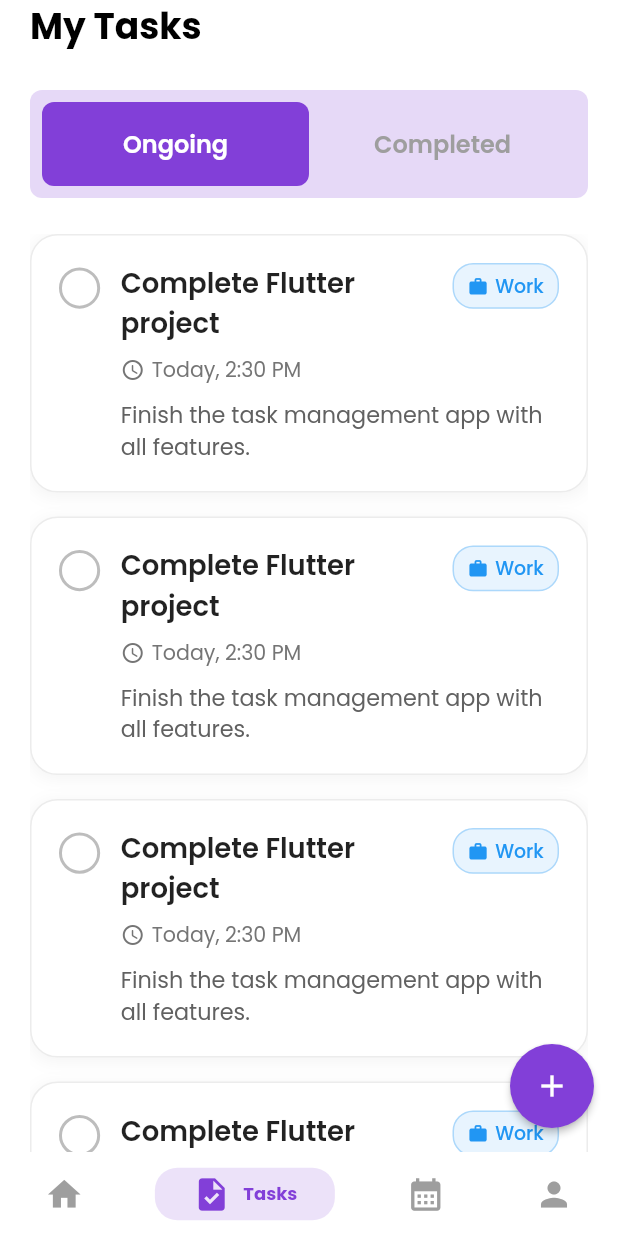
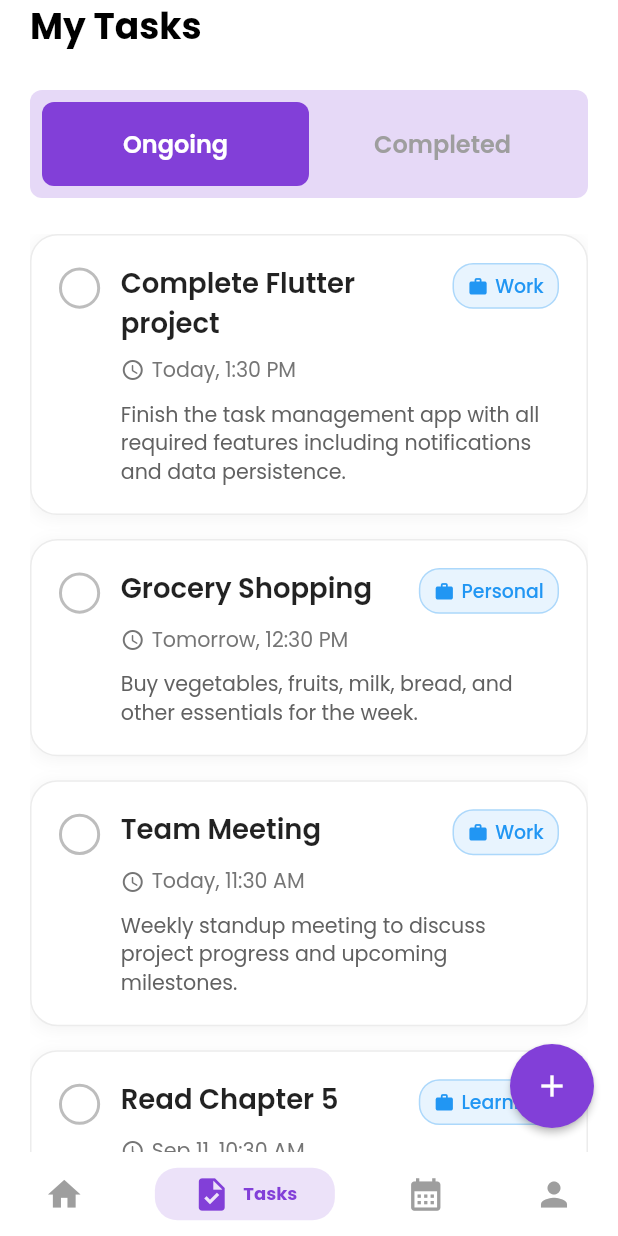
Before and after one commit to israelglory/mytodo, a Flutter app: the screen it shows after launch, item 2 of the bottom bar chosen, after a tap on "Complete Flutter project", on a phone screen of 412 x 824 dp. Run offline on Flutter 3.47's test engine with Material 3 defaults, Android fonts, the phone set to English and light mode, and no system bars; drawn by our look-alikes of overlay_support, persistent_bottom_nav_bar; our stand-ins replace carousel_slider, dio, firebase_core, firebase_messaging, flutter_screenutil, flutter_svg and 10 more; missing offline and left inert: local_auth_android, local_auth_darwin; accounts and stored records are empty; statements that could not run were skipped.

Commit message:
Refactor TaskTile and HomeView for improved readability and structure; update TaskViewModel to delay notifyListeners for smoother UI updates.

```diff
--- a/lib/core/widgets/task_tile.dart
+++ b/lib/core/widgets/task_tile.dart
@@ -1,5 +1,7 @@
 import 'package:flutter/material.dart';
 import 'package:flutter_screenutil/flutter_screenutil.dart';
+
+import '../cores.dart';
 
 class TaskTile extends StatelessWidget {
   final String taskName;
@@ -168,13 +170,11 @@ class TaskTile extends StatelessWidget {
                           color: Colors.grey.shade600,
                         ),
                         SizedBox(width: 4.w),
-                        Text(
+                        AppText(
                           dateTime,
-                          style: TextStyle(
                           fontSize: 12.sp,
                           color: Colors.grey.shade600,
                           fontWeight: FontWeight.w400,
-                          ),
                         ),
                       ],
                     ),
@@ -182,18 +182,17 @@ class TaskTile extends StatelessWidget {
                     // Description
                     if (description.isNotEmpty) ...[
                       SizedBox(height: 8.h),
-                      Text(
+                      AppText(
                         description,
-                        style: TextStyle(
-                          fontSize: 13.sp,
+
+                        fontSize: 12.sp,
                         color: isCompleted
                             ? Colors.grey.shade400
                             : Colors.grey.shade700,
                         height: 1.4,
-                          decoration: isCompleted
+                        textDecoration: isCompleted
                             ? TextDecoration.lineThrough
                             : null,
-                        ),
                         maxLines: 3,
                         overflow: TextOverflow.ellipsis,
                       ),
@@ -208,23 +207,3 @@ class TaskTile extends StatelessWidget {
     );
   }
 }
-
-// Usage example:
-/*
-TaskTile(
-  taskName: "Complete Flutter project",
-  dateTime: "Today, 2:30 PM",
-  category: "Work",
-  description: "Finish the task management app with all required features including notifications and data persistence.",
-  isCompleted: false,
-  categoryColor: Colors.blue,
-  categoryIcon: Icons.work,
-  onTap: () {
-    // Handle task tap
-  },
-  onStatusChanged: (value) {
-    // Handle status change
-    print("Task completed: $value");
-  },
-)
-*/
--- a/lib/presentation/home/home_view.dart
+++ b/lib/presentation/home/home_view.dart
@@ -16,6 +16,8 @@ class HomeView extends StatelessWidget {
       viewModelBuilder: () => HomeViewmodel(),
       builder: (context, model, child) => Scaffold(
         body: SafeArea(
+          child: Padding(
+            padding: const EdgeInsets.symmetric(horizontal: 20.0),
             child: Column(
               spacing: 16.0,
               children: [
@@ -36,13 +38,10 @@ class HomeView extends StatelessWidget {
                         ),
 
                         //Services
-                      Padding(
-                        padding: const EdgeInsets.symmetric(horizontal: 20.0),
-                        child: AppText(
+                        AppText(
                           "Today's List",
                           fontSize: 20,
                           fontWeight: FontWeight.bold,
-                        ),
                         ),
                         TaskTile(
                           taskName: "Complete Flutter project",
@@ -63,6 +62,7 @@ class HomeView extends StatelessWidget {
               ],
             ),
           ),
+        ),
         floatingActionButton: FloatingActionButton(
           onPressed: () {},
           backgroundColor: AppColors.primaryColor,
--- a/lib/presentation/home/widgets/carousel.dart
+++ b/lib/presentation/home/widgets/carousel.dart
@@ -15,9 +15,7 @@ class CarouselWidget extends StatelessWidget {
 
   @override
   Widget build(BuildContext context) {
-    return Padding(
-      padding: const EdgeInsets.symmetric(horizontal: 20),
-      child: CarouselSlider(
+    return CarouselSlider(
       options: CarouselOptions(
         autoPlay: true,
         enlargeCenterPage: true,
@@ -43,7 +41,6 @@ class CarouselWidget extends StatelessWidget {
           ),
         );
       }).toList(),
-      ),
     );
   }
 }
--- a/lib/presentation/home/widgets/home_header.dart
+++ b/lib/presentation/home/widgets/home_header.dart
@@ -8,9 +8,7 @@ class HomeHeader extends StatelessWidget {
 
   @override
   Widget build(BuildContext context) {
-    return Padding(
-      padding: const EdgeInsets.symmetric(horizontal: 16, vertical: 16),
-      child: Row(
+    return Row(
       children: [
         SizedBox(
           height: 30,
@@ -51,7 +49,6 @@ class HomeHeader extends StatelessWidget {
           ],
         ),
       ],
-      ),
     );
   }
 }
--- a/lib/presentation/task/task_view.dart
+++ b/lib/presentation/task/task_view.dart
@@ -99,12 +99,12 @@ class TaskView extends StatelessWidget {
                         model.selectedIndex == 0 ? 'ongoing' : "completed",
                       )[index];
                       return TaskTile(
-                        taskName: "Complete Flutter project",
-                        dateTime: "Today, 2:30 PM",
-                        category: "Work",
-                        description:
-                            "Finish the task management app with all features.",
-                        isCompleted: false,
+                        taskName: task.title,
+                        dateTime: task.formattedDueDate.toString(),
+                        category: task.category,
+                        description: task.description,
+
+                        isCompleted: task.isCompleted,
                         categoryColor: Colors.blue,
                         categoryIcon: Icons.work,
                         onTap: () {},
--- a/lib/presentation/task/task_viewmodel.dart
+++ b/lib/presentation/task/task_viewmodel.dart
@@ -161,7 +161,9 @@ class TaskViewModel extends BaseViewModel {
         isCompleted: isCompleted,
         completedAt: isCompleted ? DateTime.now() : null,
       );
-      notifyListeners();
+      Future.delayed(const Duration(milliseconds: 300), () {
+        notifyListeners();
+      });
     }
   }
 
```
Lines whose indentation alone changed are shown as unchanged.
